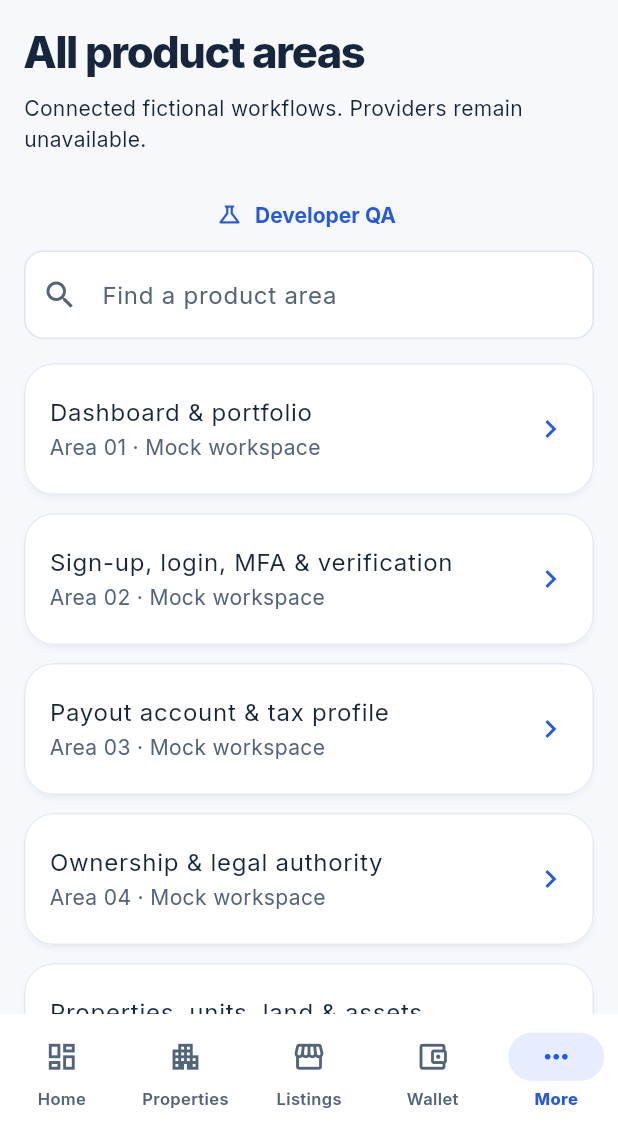
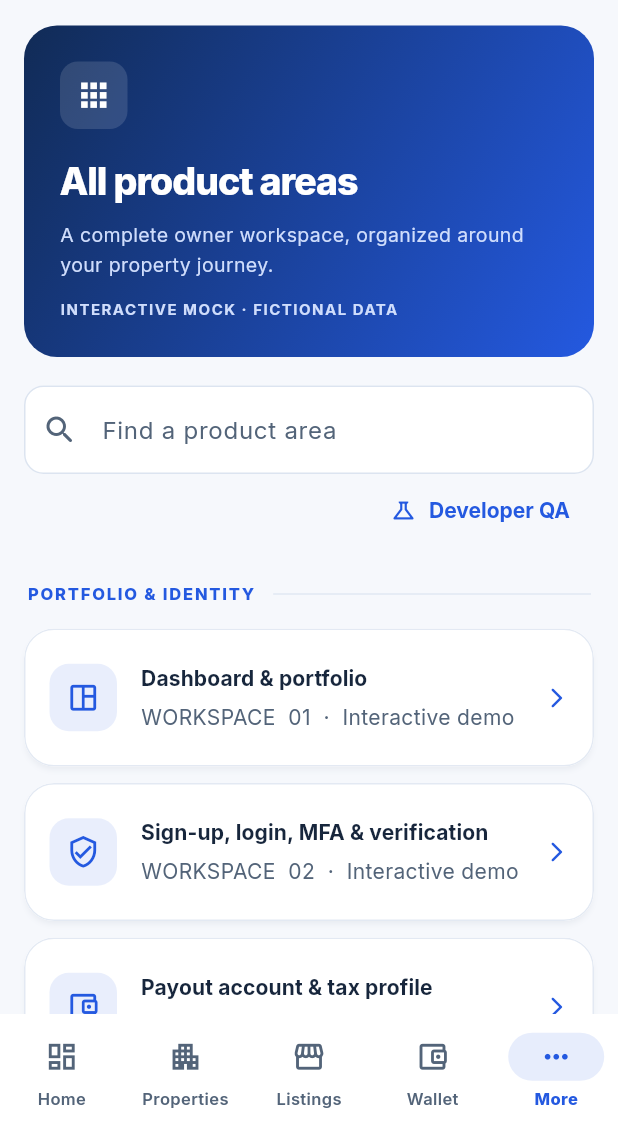
Before and after one commit to CosmicforgeHealthnet/cosmicforge-realestate, a Flutter app: the MoreScreen screen opened by its route, on a phone screen of 412 x 824 dp, the part 105-1236 px from its top. Run offline on Flutter 3.47's test engine with Material 3 defaults, Android fonts, the phone set to English and light mode, and no system bars; our stand-ins replace file_picker, flutter_riverpod, go_router; project files that could hold a hidden picture were left out.

Commit message:
design(owner-flutter): premium grouped 30-area discovery and navigation cards

```diff
--- a/apps/individual-owner/mobile/lib/features/workspace/module_screen.dart
+++ b/apps/individual-owner/mobile/lib/features/workspace/module_screen.dart
@@ -12,6 +12,39 @@ final modulesProvider = FutureProvider<List<Map<String, dynamic>>>(
           .cast<Map<String, dynamic>>(),
 );
 
+IconData _areaIcon(String slug) => switch (slug) {
+  'dashboard' => Icons.space_dashboard_outlined,
+  'identity' => Icons.verified_user_outlined,
+  'financial' || 'rent' => Icons.account_balance_wallet_outlined,
+  'ownership' => Icons.gavel_outlined,
+  'properties' => Icons.apartment_outlined,
+  'verification' => Icons.fact_check_outlined,
+  'listings' => Icons.home_work_outlined,
+  'pricing' => Icons.price_change_outlined,
+  'availability' => Icons.event_available_outlined,
+  'inquiries' => Icons.mark_email_unread_outlined,
+  'viewings' => Icons.calendar_month_outlined,
+  'applications' => Icons.people_outline,
+  'tenancies' => Icons.description_outlined,
+  'renewals' => Icons.autorenew_outlined,
+  'utilities' => Icons.electric_bolt_outlined,
+  'commercial' => Icons.business_outlined,
+  'land' => Icons.landscape_outlined,
+  'sales' => Icons.real_estate_agent_outlined,
+  'shortlets' => Icons.bed_outlined,
+  'managers' => Icons.admin_panel_settings_outlined,
+  'maintenance' => Icons.handyman_outlined,
+  'professionals' => Icons.engineering_outlined,
+  'notifications' => Icons.notifications_none_outlined,
+  'reports' => Icons.analytics_outlined,
+  'safety' => Icons.shield_outlined,
+  'settings' => Icons.tune_outlined,
+  'financing' => Icons.account_balance_outlined,
+  'insurance' => Icons.health_and_safety_outlined,
+  'access' => Icons.key_outlined,
+  _ => Icons.grid_view_rounded,
+};
+
 class MoreScreen extends ConsumerStatefulWidget {
   const MoreScreen({super.key});
   @override
@@ -20,67 +53,177 @@ class MoreScreen extends ConsumerStatefulWidget {
 
 class _MoreScreenState extends ConsumerState<MoreScreen> {
   String _search = '';
-  @override
-  Widget build(BuildContext context) => ListView(
-    padding: const EdgeInsets.all(16),
+
+  List<Widget> _section(
+    BuildContext context,
+    List<Map<String, dynamic>> modules,
+    String heading,
+    int first,
+    int last,
+  ) {
+    final items = modules.where((m) {
+      final number = int.tryParse(m['id'].toString()) ?? 0;
+      return number >= first && number <= last;
+    }).toList();
+    if (items.isEmpty) return [];
+    final scheme = Theme.of(context).colorScheme;
+    return [
+      Padding(
+        padding: const EdgeInsets.fromLTRB(2, 22, 2, 13),
+        child: Row(
           children: [
             Text(
-        'All product areas',
-        style: Theme.of(context).textTheme.headlineMedium,
+              heading.toUpperCase(),
+              style: Theme.of(context).textTheme.labelSmall?.copyWith(
+                fontWeight: FontWeight.w800,
+                letterSpacing: 1.2,
+                color: scheme.primary,
               ),
-      const SizedBox(height: 8),
-      const Text(
-        'Connected fictional workflows. Providers remain unavailable.',
             ),
-      const SizedBox(height: 16),
-      TextButton.icon(
-        onPressed: () => context.push('/demo-lab'),
-        icon: const Icon(Icons.science_outlined),
-        label: const Text('Developer QA'),
+            const SizedBox(width: 12),
+            Expanded(child: Divider(color: scheme.outlineVariant)),
+          ],
         ),
-      TextField(
-        decoration: const InputDecoration(
-          labelText: 'Find a product area',
-          prefixIcon: Icon(Icons.search),
       ),
-        onChanged: (value) => setState(() => _search = value),
+      ...items.map((m) => Padding(
+        padding: const EdgeInsets.only(bottom: 11),
+        child: Card(
+          child: ListTile(
+            minVerticalPadding: 15,
+            leading: Container(
+              width: 45,
+              height: 45,
+              decoration: BoxDecoration(
+                color: scheme.primary.withValues(alpha: .1),
+                borderRadius: BorderRadius.circular(13),
               ),
-      const SizedBox(height: 16),
-      ref
-          .watch(modulesProvider)
-          .when(
-            loading: () => const LoadingView(),
-            error: (e, _) => ErrorView(message: e.toString()),
-            data: (modules) {
-              final filtered = modules
-                  .where(
-                    (m) => (m['title'] as String).toLowerCase().contains(
-                      _search.toLowerCase(),
+              child: Icon(_areaIcon(m['slug']), color: scheme.primary, size: 23),
             ),
-                  )
-                  .toList();
-              return Column(
-                children: [
-                  if (filtered.isEmpty) const Text('No product areas match.'),
-                  ...filtered.map(
-                    (m) => Card(
-                      margin: const EdgeInsets.only(bottom: 12),
-                      child: ListTile(
-                        title: Text(m['title']),
-                        subtitle: Text('Area ${m["id"]} · Mock workspace'),
-                        trailing: const Icon(Icons.chevron_right),
+            title: Text(
+              m['title'],
+              style: Theme.of(context).textTheme.titleSmall,
+            ),
+            subtitle: Padding(
+              padding: const EdgeInsets.only(top: 5),
+              child: Text('WORKSPACE  ${m["id"]}  ·  Interactive demo'),
+            ),
+            trailing: Icon(Icons.arrow_forward_ios_rounded, size: 16, color: scheme.primary),
             onTap: () => m['slug'] == 'dashboard'
                 ? context.go('/')
                 : context.push('/workspace/${m["slug"]}'),
           ),
         ),
+      )),
+    ];
+  }
+
+  @override
+  Widget build(BuildContext context) {
+    final scheme = Theme.of(context).colorScheme;
+    return ListView(
+      padding: const EdgeInsets.fromLTRB(16, 17, 16, 30),
+      children: [
+        Container(
+          padding: const EdgeInsets.all(24),
+          decoration: BoxDecoration(
+            gradient: const LinearGradient(
+              begin: Alignment.topLeft,
+              end: Alignment.bottomRight,
+              colors: [Color(0xFF112B56), Color(0xFF2459E0)],
             ),
+            borderRadius: BorderRadius.circular(22),
+          ),
+          child: Column(
+            crossAxisAlignment: CrossAxisAlignment.start,
+            children: [
+              Container(
+                padding: const EdgeInsets.all(10),
+                decoration: BoxDecoration(
+                  color: Colors.white.withValues(alpha: .13),
+                  borderRadius: BorderRadius.circular(12),
+                ),
+                child: const Icon(Icons.apps_rounded, color: Colors.white, size: 25),
+              ),
+              const SizedBox(height: 16),
+              const Text(
+                'All product areas',
+                style: TextStyle(
+                  color: Colors.white,
+                  fontFamily: 'Inter',
+                  fontSize: 25,
+                  fontWeight: FontWeight.w800,
+                  letterSpacing: -.7,
+                ),
+              ),
+              const SizedBox(height: 7),
+              const Text(
+                'A complete owner workspace, organized around your property journey.',
+                style: TextStyle(color: Color(0xFFCFDDFC), fontSize: 13, height: 1.5),
+              ),
+              const SizedBox(height: 12),
+              const Text(
+                'INTERACTIVE MOCK · FICTIONAL DATA',
+                style: TextStyle(
+                  color: Color(0xFFCFDDFC),
+                  fontSize: 10,
+                  letterSpacing: 1.0,
+                  fontWeight: FontWeight.w700,
+                ),
+              ),
+            ],
+          ),
+        ),
+        const SizedBox(height: 19),
+        TextField(
+          decoration: const InputDecoration(
+            labelText: 'Find a product area',
+            prefixIcon: Icon(Icons.search_rounded),
+          ),
+          onChanged: (value) => setState(() => _search = value),
+        ),
+        Align(
+          alignment: Alignment.centerRight,
+          child: TextButton.icon(
+            onPressed: () => context.push('/demo-lab'),
+            icon: const Icon(Icons.science_outlined, size: 18),
+            label: const Text('Developer QA'),
+          ),
+        ),
+        ref.watch(modulesProvider).when(
+          loading: () => const LoadingView(),
+          error: (e, _) => ErrorView(message: e.toString()),
+          data: (modules) {
+            final filtered = modules.where(
+              (m) => (m['title'] as String).toLowerCase().contains(_search.toLowerCase()),
+            ).toList();
+            return Column(
+              crossAxisAlignment: CrossAxisAlignment.stretch,
+              children: [
+                if (filtered.isEmpty)
+                  Padding(
+                    padding: const EdgeInsets.all(25),
+                    child: Text(
+                      'No product areas match.',
+                      style: Theme.of(context).textTheme.bodyMedium,
+                    ),
+                  ),
+                ..._section(context, filtered, 'Portfolio & identity', 1, 6),
+                ..._section(context, filtered, 'Listings & tenancy', 7, 16),
+                ..._section(context, filtered, 'Operations & partners', 17, 23),
+                ..._section(context, filtered, 'Intelligence & settings', 24, 30),
               ],
             );
           },
         ),
+        const SizedBox(height: 8),
+        Text(
+          'No backend or third-party services are connected.',
+          textAlign: TextAlign.center,
+          style: TextStyle(color: scheme.onSurfaceVariant, fontSize: 11),
+        ),
       ],
     );
+  }
 }
 
 class ModuleScreen extends StatelessWidget {
```
Lines whose indentation alone changed are shown as unchanged.
